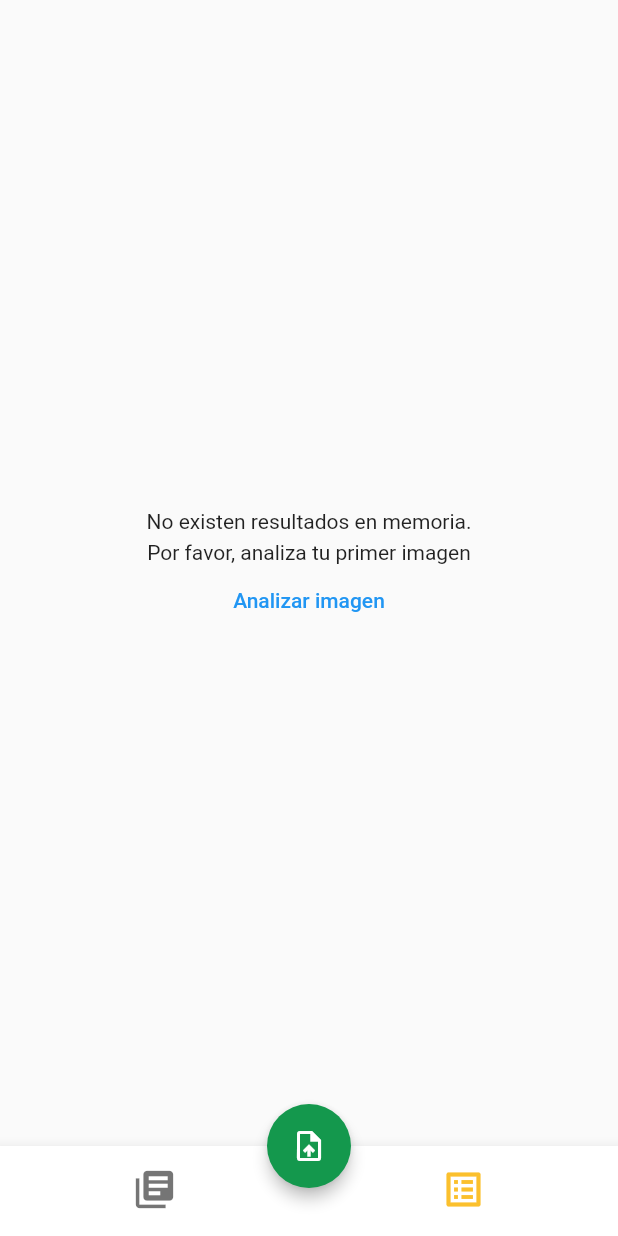
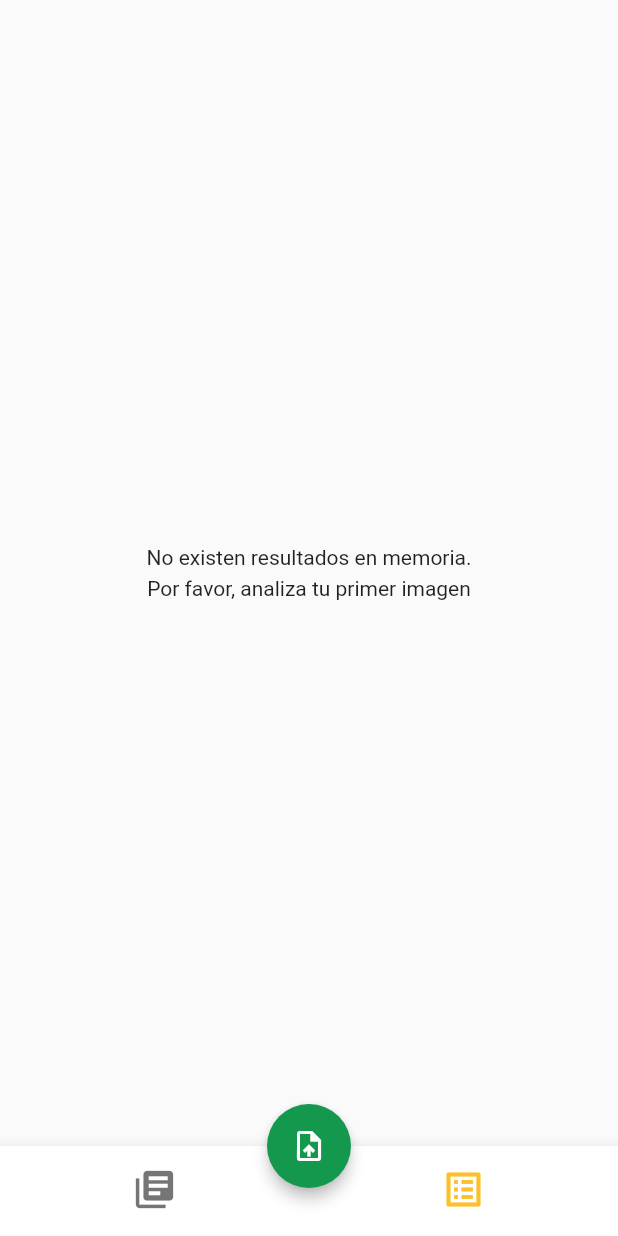
Before and after one commit to JSebastianOspina/AppGro, a Flutter app: the screen it shows after launch, item 2 of the bottom bar chosen, on a phone screen of 412 x 824 dp. Run offline on Flutter 3.47's test engine with Material 2 defaults, Android fonts, the phone set to English and light mode, and no system bars; our stand-ins replace flutter_image_compress, image_picker.

Commit message:
Final 1.0 version

```diff
--- a/lib/screens/result_screen.dart
+++ b/lib/screens/result_screen.dart
@@ -75,16 +75,10 @@ class ResultBody extends StatelessWidget {
         return Center(
             child: Column(
           mainAxisAlignment: MainAxisAlignment.center,
-          children: [
-            const Text('No existen resultados en memoria.'),
-            const SizedBox(height: 5.0),
-            const Text('Por favor, analiza tu primer imagen'),
-            TextButton(
-              onPressed: () {
-                resultProvider.saveNewTakenImage();
-              },
-              child: const Text('Analizar imagen'),
-            )
+          children: const [
+            Text('No existen resultados en memoria.'),
+            SizedBox(height: 5.0),
+            Text('Por favor, analiza tu primer imagen'),
           ],
         ));
       }
```
Also changed, not shown: lib/providers/result_provider.dart (+4 -5 lines), lib/screens/home_screen.dart (+4 -6 lines).
